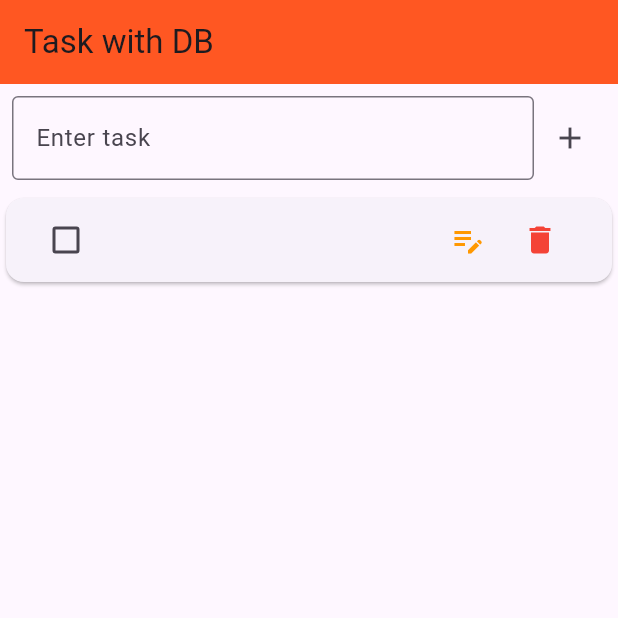
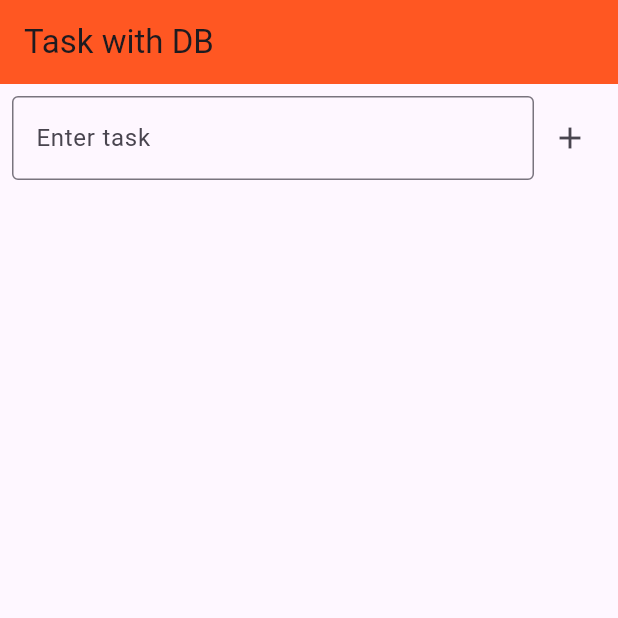
Before and after one commit to taufiqurSabbir/batch_16, a Flutter app: the screen it shows after launch, after a tap on the "add" icon, after a tap on the "delete" icon, on a phone screen of 412 x 824 dp, the top half of it. Run offline on Flutter 3.47's test engine with Material 3 defaults, Android fonts, the phone set to English and light mode, and no system bars; our stand-ins replace flutter_screenutil, shimmer, sqflite; accounts and stored records are empty.

Commit message:
module_16_class_3

```diff
--- a/lib/module_16/db/task_database.dart
+++ b/lib/module_16/db/task_database.dart
@@ -31,5 +31,18 @@ class TaskDatabase {
   }
 
 
+  static Future<void>deleteTask(int id) async {
+    final db = await getDB();
+
+    db.delete('tasks', where:  'id = ?', whereArgs: [id]);
+  }
+
+  static Future<void>updateTask(TaskModel task) async {
+    final db = await getDB();
+    db.update('tasks', task.toMap(),where: 'id = ?',whereArgs: [task.id]);
+  }
+
+
+
 
 }
--- a/lib/module_16/ui/task_home.dart
+++ b/lib/module_16/ui/task_home.dart
@@ -35,6 +35,20 @@ class _TaskHomeState extends State<TaskHome> {
    taskController.clear();
   }
 
+
+  Future<void> deleteTask(int id)async {
+   await TaskDatabase.deleteTask(id);
+    await refreshTask();
+    taskController.clear();
+  }
+
+  Future<void> toggleTaskStatus(TaskModel task)async {
+    await TaskDatabase.updateTask(
+      TaskModel(title: task.title, isDone: !task.isDone, id: task.id)
+    );
+    await refreshTask();
+  }
+
   @override
   Widget build(BuildContext context) {
     return Scaffold(
@@ -67,8 +81,11 @@ class _TaskHomeState extends State<TaskHome> {
                   final task = tasks[index];
                   return Card(
                     child: ListTile(
-                      leading: Checkbox(value: task.isDone, onChanged: (_) => {}),
-                      title: Text(task.title),
+                      leading: Checkbox(value: task.isDone, onChanged: (_) =>toggleTaskStatus(task)),
+                      title: Text(task.title, style: TextStyle(
+                        color: task.isDone ? Colors.grey : Colors.black,
+                        decoration: task.isDone ? TextDecoration.lineThrough : null
+                      ),),
                       trailing: Row(
                         mainAxisSize: MainAxisSize.min,
                         children: [
@@ -79,7 +96,9 @@ class _TaskHomeState extends State<TaskHome> {
                                 color: Colors.orange,
                               )),
                           IconButton(
-                              onPressed: () {},
+                              onPressed: () {
+                                deleteTask(task.id!);
+                              },
                               icon: Icon(
                                 Icons.delete,
                                 color: Colors.red,
```
